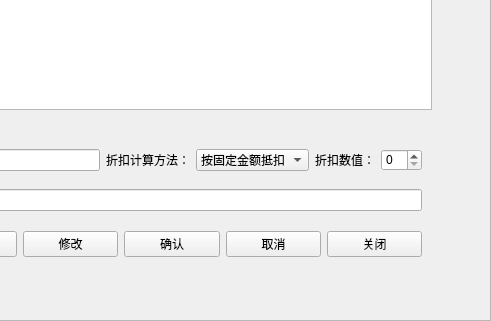
jjzhang166/ParkCode, file UIWnd/tolldiscounttypeset.ui: the form before one commit; both pictures show x 239 to 730 and y 371 to 692 of the 730 by 692 pixel window.
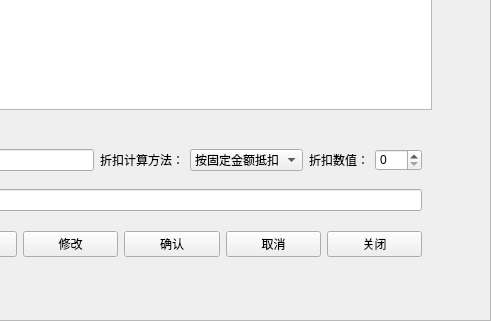
The form after the commit. Icons and pictures are not drawn.

Diff of the .ui file:
```diff
--- a/UIWnd/tolldiscounttypeset.ui
+++ b/UIWnd/tolldiscounttypeset.ui
@@ -263,6 +263,9 @@
         <property name="styleSheet">
          <string notr="true">background-image:url(none);</string>
         </property>
+        <property name="maximum">
+         <number>100</number>
+        </property>
        </widget>
       </item>
      </layout>
```
